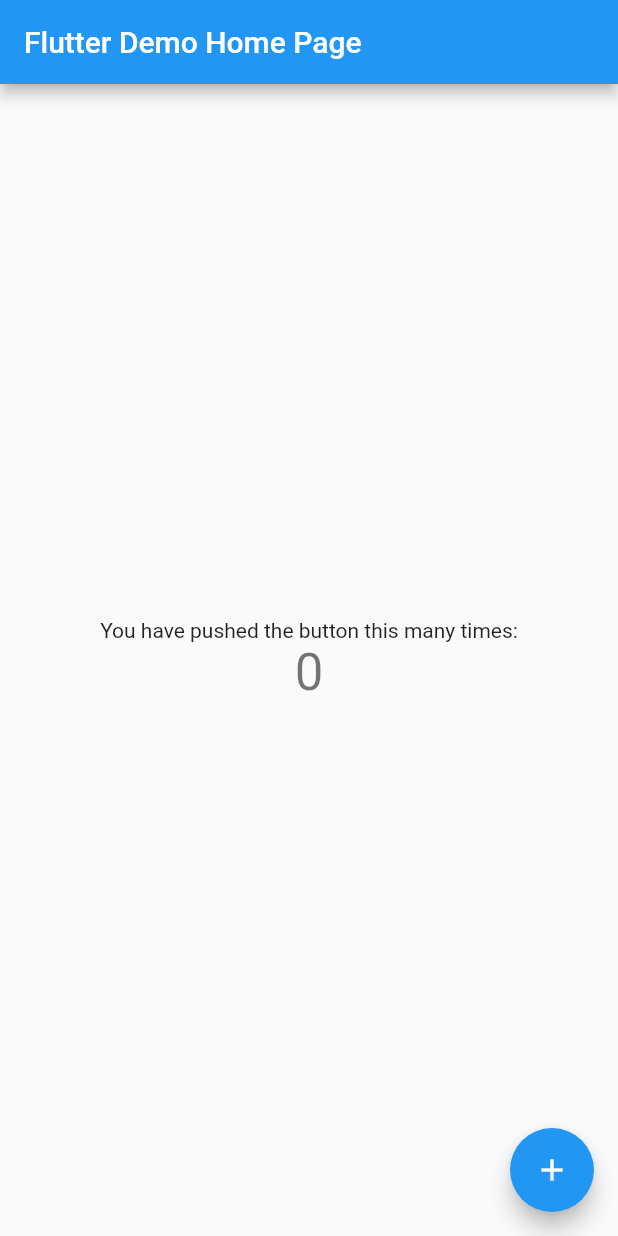
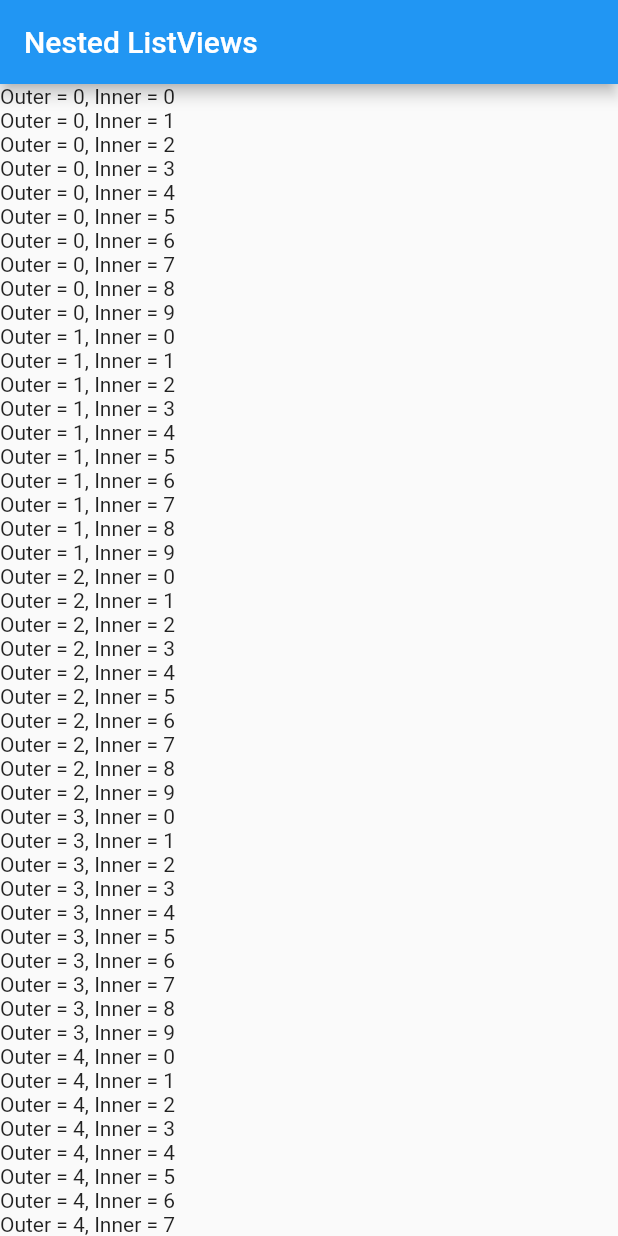
Before and after one commit to tp/nested_listviews, a Flutter app: the screen it shows after launch, on a phone screen of 412 x 824 dp. Run offline on Flutter 3.47's test engine with Material 2 defaults, Android fonts, the phone set to English and light mode, and no system bars.

Commit message:
The simple fix for nested ListViews

```diff
--- a/lib/main.dart
+++ b/lib/main.dart
@@ -7,105 +7,46 @@ class MyApp extends StatelessWidget {
   @override
   Widget build(BuildContext context) {
     return MaterialApp(
-      title: 'Flutter Demo',
+      title: 'Nested ListViews',
       theme: ThemeData(
-        // This is the theme of your application.
-        //
-        // Try running your application with "flutter run". You'll see the
-        // application has a blue toolbar. Then, without quitting the app, try
-        // changing the primarySwatch below to Colors.green and then invoke
-        // "hot reload" (press "r" in the console where you ran "flutter run",
-        // or simply save your changes to "hot reload" in a Flutter IDE).
-        // Notice that the counter didn't reset back to zero; the application
-        // is not restarted.
         primarySwatch: Colors.blue,
       ),
-      home: MyHomePage(title: 'Flutter Demo Home Page'),
+      home: MainScreen(),
     );
   }
 }
 
-class MyHomePage extends StatefulWidget {
-  MyHomePage({Key key, this.title}) : super(key: key);
-
-  // This widget is the home page of your application. It is stateful, meaning
-  // that it has a State object (defined below) that contains fields that affect
-  // how it looks.
-
-  // This class is the configuration for the state. It holds the values (in this
-  // case the title) provided by the parent (in this case the App widget) and
-  // used by the build method of the State. Fields in a Widget subclass are
-  // always marked "final".
-
-  final String title;
+class MainScreen extends StatefulWidget {
+  MainScreen({
+    Key key,
+  }) : super(key: key);
 
   @override
-  _MyHomePageState createState() => _MyHomePageState();
+  _MainScreenState createState() => _MainScreenState();
 }
 
-class _MyHomePageState extends State<MyHomePage> {
-  int _counter = 0;
-
-  void _incrementCounter() {
-    setState(() {
-      // This call to setState tells the Flutter framework that something has
-      // changed in this State, which causes it to rerun the build method below
-      // so that the display can reflect the updated values. If we changed
-      // _counter without calling setState(), then the build method would not be
-      // called again, and so nothing would appear to happen.
-      _counter++;
-    });
-  }
-
+class _MainScreenState extends State<MainScreen> {
   @override
   Widget build(BuildContext context) {
-    // This method is rerun every time setState is called, for instance as done
-    // by the _incrementCounter method above.
-    //
-    // The Flutter framework has been optimized to make rerunning build methods
-    // fast, so that you can just rebuild anything that needs updating rather
-    // than having to individually change instances of widgets.
     return Scaffold(
       appBar: AppBar(
-        // Here we take the value from the MyHomePage object that was created by
-        // the App.build method, and use it to set our appbar title.
-        title: Text(widget.title),
+        title: Text('Nested ListViews'),
       ),
-      body: Center(
-        // Center is a layout widget. It takes a single child and positions it
-        // in the middle of the parent.
-        child: Column(
-          // Column is also a layout widget. It takes a list of children and
-          // arranges them vertically. By default, it sizes itself to fit its
-          // children horizontally, and tries to be as tall as its parent.
-          //
-          // Invoke "debug painting" (press "p" in the console, choose the
-          // "Toggle Debug Paint" action from the Flutter Inspector in Android
-          // Studio, or the "Toggle Debug Paint" command in Visual Studio Code)
-          // to see the wireframe for each widget.
-          //
-          // Column has various properties to control how it sizes itself and
-          // how it positions its children. Here we use mainAxisAlignment to
-          // center the children vertically; the main axis here is the vertical
-          // axis because Columns are vertical (the cross axis would be
-          // horizontal).
-          mainAxisAlignment: MainAxisAlignment.center,
-          children: <Widget>[
-            Text(
-              'You have pushed the button this many times:',
-            ),
-            Text(
-              '$_counter',
-              style: Theme.of(context).textTheme.display1,
-            ),
-          ],
-        ),
+      body: ListView.builder(
+        itemBuilder: (context, outerIndex) {
+          return ListView.builder(
+            itemBuilder: (context, innerIndex) {
+              print('Building row: Outer = $outerIndex, Inner = $innerIndex');
+
+              return Text('Outer = $outerIndex, Inner = $innerIndex');
+            },
+            itemCount: 10,
+            shrinkWrap: true,
+            physics: ClampingScrollPhysics(),
+          );
+        },
+        itemCount: 10,
       ),
-      floatingActionButton: FloatingActionButton(
-        onPressed: _incrementCounter,
-        tooltip: 'Increment',
-        child: Icon(Icons.add),
-      ), // This trailing comma makes auto-formatting nicer for build methods.
     );
   }
 }
```
